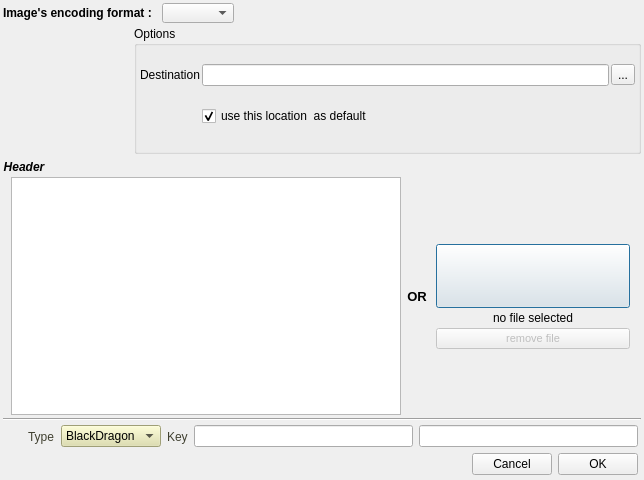
Qt form ui/optiondialog.ui (junfengyu/hiddendragon) before a commit.
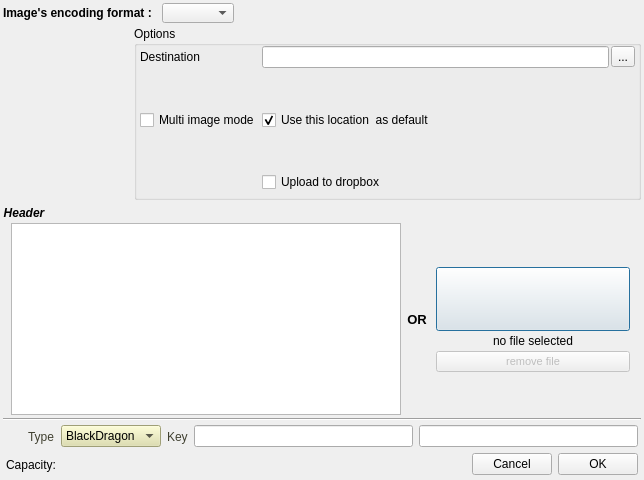
The same form after that commit. Icons and pictures are not drawn.

```diff
--- a/ui/optiondialog.ui
+++ b/ui/optiondialog.ui
@@ -491,6 +491,28 @@
          <property name="spacing">
           <number>2</number>
          </property>
+         <item row="3" column="1">
+          <widget class="QCheckBox" name="defaultCheckBox">
+           <property name="sizePolicy">
+            <sizepolicy hsizetype="Minimum" vsizetype="Expanding">
+             <horstretch>0</horstretch>
+             <verstretch>0</verstretch>
+            </sizepolicy>
+           </property>
+           <property name="minimumSize">
+            <size>
+             <width>20</width>
+             <height>20</height>
+            </size>
+           </property>
+           <property name="text">
+            <string>Use this location  as default</string>
+           </property>
+           <property name="checked">
+            <bool>true</bool>
+           </property>
+          </widget>
+         </item>
          <item row="0" column="2">
           <widget class="QToolButton" name="toolButton">
            <property name="text">
@@ -502,6 +524,13 @@
            </property>
           </widget>
          </item>
+         <item row="0" column="0">
+          <widget class="QLabel" name="destinationLabel">
+           <property name="text">
+            <string>Destination</string>
+           </property>
+          </widget>
+         </item>
          <item row="0" column="1">
           <widget class="QLineEdit" name="destinationLineEdit">
            <property name="text">
@@ -512,20 +541,23 @@
            </property>
           </widget>
          </item>
-         <item row="1" column="1">
-          <widget class="QCheckBox" name="defaultCheckBox">
+         <item row="4" column="1">
+          <widget class="QCheckBox" name="dropboxCheckBox">
            <property name="text">
-            <string>use this location  as default</string>
-           </property>
-           <property name="checked">
-            <bool>true</bool>
+            <string>Upload to dropbox</string>
            </property>
           </widget>
          </item>
-         <item row="0" column="0">
-          <widget class="QLabel" name="destinationLabel">
+         <item row="3" column="0">
+          <widget class="QCheckBox" name="multiImageBox">
+           <property name="sizePolicy">
+            <sizepolicy hsizetype="Minimum" vsizetype="Expanding">
+             <horstretch>0</horstretch>
+             <verstretch>0</verstretch>
+            </sizepolicy>
+           </property>
            <property name="text">
-            <string>Destination</string>
+            <string>Multi image mode</string>
            </property>
           </widget>
          </item>
@@ -697,27 +729,9 @@
        <number>0</number>
       </property>
       <item>
-       <widget class="QLabel" name="charsetLabel_2">
-        <property name="minimumSize">
-         <size>
-          <width>16</width>
-          <height>16</height>
-         </size>
-        </property>
-        <property name="maximumSize">
-         <size>
-          <width>16</width>
-          <height>16</height>
-         </size>
-        </property>
+       <widget class="QLabel" name="capacityLabel">
         <property name="text">
-         <string/>
-        </property>
-        <property name="pixmap">
-         <pixmap>:/icons/img/charset.png</pixmap>
-        </property>
-        <property name="scaledContents">
-         <bool>true</bool>
+         <string>Capacity:</string>
         </property>
        </widget>
       </item>
@@ -735,7 +749,7 @@
         </property>
         <property name="sizeHint" stdset="0">
          <size>
-          <width>40</width>
+          <width>30</width>
           <height>20</height>
          </size>
         </property>
@@ -809,7 +823,6 @@
   <zorder>buttonWidget</zorder>
   <zorder>dataWidget</zorder>
   <zorder>line</zorder>
-  <zorder>dataSizeHorizontalSpacer</zorder>
  </widget>
  <resources>
   <include location="../img/hiddendragon.qrc"/>
```
